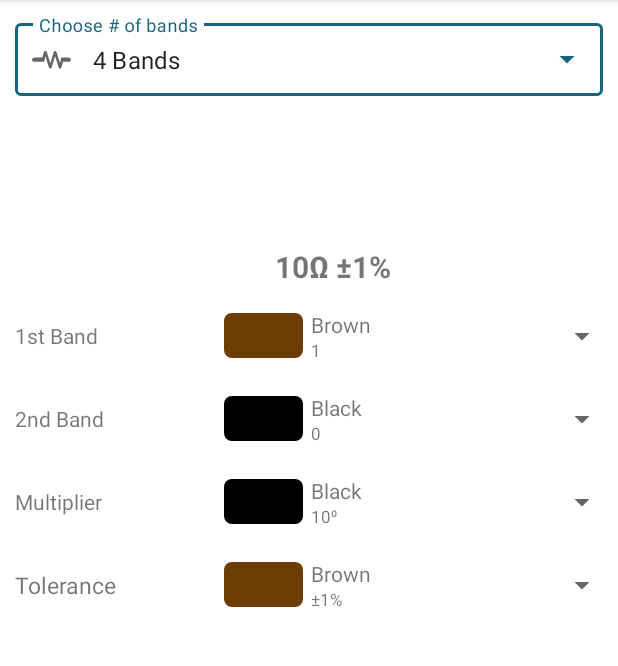
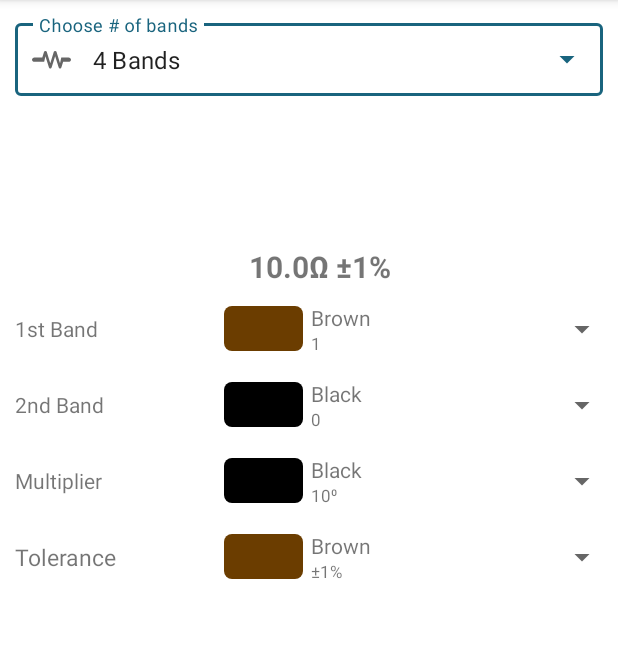
Before and after one commit to kl3jvi/rc-calc, an Android app: the screen it shows after launch (MainActivity), on a phone screen of 412 x 824 dp, the part 84-750 px from its top. Run offline under Robolectric (Android 15) with nearby library versions, the phone set to English and light mode, and no system bars; libraries missing offline, so code that uses them is left out: com.sdsmdg.harjot, com.yarolegovich.lovelydialog; 55 statements that could not run were skipped.

Commit message:
4 band is fully functional

```diff
--- a/app/src/main/java/com/kl3jvi/rcccalculator/MainActivity.java
+++ b/app/src/main/java/com/kl3jvi/rcccalculator/MainActivity.java
@@ -25,6 +25,7 @@ import com.sdsmdg.harjot.vectormaster.VectorMasterDrawable;
 import com.sdsmdg.harjot.vectormaster.models.PathModel;
 import com.yarolegovich.lovelydialog.LovelyStandardDialog;
 
+import java.text.DecimalFormat;
 import java.util.ArrayList;
 
 public class MainActivity extends AppCompatActivity {
@@ -36,7 +37,7 @@ public class MainActivity extends AppCompatActivity {
     private ColorAdapter temperatureAdapter;
     private TextView result,resultTolerance;
     private VectorMasterDrawable resistor_4, resistor_5, resistor_6;
-    private int[] fourBandSelections,fiveBandSelections,sixBandSelections;
+    private double[] fourBandSelections,fiveBandSelections,sixBandSelections;
     private AutoCompleteTextView td;
 
     @Override
@@ -123,7 +124,7 @@ public class MainActivity extends AppCompatActivity {
 
 
 
-        fourBandSelections = new int[3];
+        fourBandSelections = new double[3];
     }
 
     @Override
@@ -208,7 +209,7 @@ public class MainActivity extends AppCompatActivity {
             public void onItemSelected(AdapterView<?> parent, View view, int position, long id) {
                 int color = mttArray.get(position).getDrawable();
                 double no = mttArray.get(position).getNumber();
-                fourBandSelections[2] = (int) no;
+                fourBandSelections[2] = no;
 
                 PathModel res3_band4 = resistor_4.getPathModelByName("bm");
                 PathModel res5_band4 = resistor_5.getPathModelByName("bm");
@@ -222,7 +223,9 @@ public class MainActivity extends AppCompatActivity {
                 resistor_5.update();
                 resistor_6.update();
 
-                long resultatis = ArrayInitialiser.calculate4Band(fourBandSelections[0],fourBandSelections[1],fourBandSelections[2]);
+                DecimalFormat df2 = new DecimalFormat("#.##");
+                double resultatis = ArrayInitialiser.calculate4Band(fourBandSelections[0],fourBandSelections[1],fourBandSelections[2]);
+
                 result.setText(ArrayInitialiser.getRoughNumber(resultatis));
             }
 
@@ -276,8 +279,9 @@ public class MainActivity extends AppCompatActivity {
                 resistor_5.update();
                 resistor_6.update();
 
-                long resultatis = ArrayInitialiser.calculate4Band(fourBandSelections[0],fourBandSelections[1],fourBandSelections[2]);
-                result.setText(ArrayInitialiser.getRoughNumber(resultatis));
+                double resultat4band = ArrayInitialiser.calculate4Band(fourBandSelections[0],fourBandSelections[1],fourBandSelections[2]);
+                result.setText(ArrayInitialiser.getRoughNumber(resultat4band));
+
             }
 
             @Override
@@ -308,7 +312,7 @@ public class MainActivity extends AppCompatActivity {
                 resistor_5.update();
                 resistor_6.update();
 
-                long resultatis = ArrayInitialiser.calculate4Band(fourBandSelections[0],fourBandSelections[1],fourBandSelections[2]);
+                double resultatis = ArrayInitialiser.calculate4Band(fourBandSelections[0],fourBandSelections[1],fourBandSelections[2]);
                 result.setText(ArrayInitialiser.getRoughNumber(resultatis));
 
             }
--- a/app/src/main/java/com/kl3jvi/rcccalculator/utils/ArrayInitialiser.java
+++ b/app/src/main/java/com/kl3jvi/rcccalculator/utils/ArrayInitialiser.java
@@ -4,7 +4,8 @@ import android.graphics.Color;
 
 import com.kl3jvi.rcccalculator.adapters.ColorDetails;
 
-import java.text.DecimalFormat;
+import java.math.BigDecimal;
+import java.math.RoundingMode;
 import java.util.ArrayList;
 
 public class ArrayInitialiser {
@@ -39,7 +40,7 @@ public class ArrayInitialiser {
         arrays[2].add(new ColorDetails("Yellow", "10⁴", 10000, Color.parseColor("#FFFF00")));
         arrays[2].add(new ColorDetails("Green", "10⁵", 100000, Color.parseColor("#008000")));
         arrays[2].add(new ColorDetails("Blue", "10⁶", 1000000, Color.parseColor("#0000FF")));
-        arrays[2].add(new ColorDetails("Violet", "10⁷", 1000000, Color.parseColor("#EE82EE")));
+        arrays[2].add(new ColorDetails("Violet", "10⁷", 10000000, Color.parseColor("#EE82EE")));
         arrays[2].add(new ColorDetails("Grey", "10⁸", 100000000, Color.parseColor("#808080")));
         arrays[2].add(new ColorDetails("White", "10⁹", 1000000000, Color.parseColor("#FFFFFF")));
         arrays[2].add(new ColorDetails("Gold", "10⁻¹", 0.1, Color.parseColor("#b8860b")));
@@ -68,19 +69,24 @@ public class ArrayInitialiser {
         arrays[4].add(new ColorDetails("Grey", "1ppm/°C", 0, Color.parseColor("#808080")));
     }
 
-    public static String getRoughNumber(long value) {
+    public static String getRoughNumber(double value) {
         if (value <= 999) {
             return String.valueOf(value);
         }
 
         final String[] units = new String[]{"", "K", "M", "G"};
         int digitGroups = (int) (Math.log10(value) / Math.log10(1000));
-        return new DecimalFormat("#,##0.#").format(value / Math.pow(1000, digitGroups)) + "" + units[digitGroups];
-
+        BigDecimal bd = new BigDecimal(value / Math.pow(1000, digitGroups)).setScale(2, RoundingMode.HALF_UP);
+        double newVal = bd.doubleValue();
+        return newVal + "" + units[digitGroups];
     }
 
 
-    public static long calculate4Band(long band1,long band2,long multiplicator){
-        return ((band1*10)+band2) * multiplicator;
+    public static double calculate4Band(double band1, double band2, double multiplicator) {
+        return ((band1 * 10) + band2) * multiplicator;
+    }
+
+    public static double calculate5Band(double band1, double band2, double band3, double multiplicator) {
+        return (band1 + (band2 * 10) + (band3*100)) * multiplicator;
     }
 }
--- a/app/src/main/res/layout/activity_main.xml
+++ b/app/src/main/res/layout/activity_main.xml
@@ -16,19 +16,6 @@
         android:paddingEnd="10dp"
         android:weightSum="2">
 
-<!--        <TextView-->
-<!--            android:id="@+id/textView"-->
-<!--            android:layout_width="wrap_content"-->
-<!--            android:layout_height="wrap_content"-->
-<!--            android:layout_weight="1"-->
-<!--            android:text="Choose # of bands"-->
-<!--            android:textColor="@color/purple_700"-->
-<!--            android:textSize="16sp"-->
-<!--            android:textStyle="bold"-->
-<!--            app:layout_constraintEnd_toStartOf="@+id/spinner"-->
-<!--            app:layout_constraintStart_toStartOf="parent"-->
-<!--            app:layout_constraintTop_toTopOf="parent" />-->
-
         <com.google.android.material.textfield.TextInputLayout
             android:id="@+id/menu"
             style="@style/Widget.MaterialComponents.TextInputLayout.OutlinedBox.Dense.ExposedDropdownMenu"
@@ -39,7 +26,6 @@
 
             <AutoCompleteTextView
                 android:id="@+id/drp"
-
                 android:layout_width="match_parent"
                 android:layout_height="wrap_content"
                 android:inputType="none"
@@ -48,10 +34,8 @@
         </com.google.android.material.textfield.TextInputLayout>
         <Spinner
             android:id="@+id/spinBands"
-
             android:layout_width="0dp"
             android:layout_height="wrap_content"
-
             android:minHeight="48dp"
             app:layout_constraintEnd_toEndOf="parent"
             app:layout_constraintTop_toTopOf="parent"
@@ -109,7 +93,7 @@
             android:orientation="horizontal"
             android:paddingStart="10dp"
             android:paddingLeft="10dp"
-            android:paddingTop="10dp"
+            android:paddingTop="5dp"
             android:paddingBottom="0dp"
             android:weightSum="3">
 
@@ -136,7 +120,7 @@
             android:orientation="horizontal"
             android:paddingStart="10dp"
             android:paddingLeft="10dp"
-            android:paddingTop="10dp"
+            android:paddingTop="5dp"
             android:paddingBottom="0dp"
             android:weightSum="3">
 
@@ -163,7 +147,7 @@
             android:orientation="horizontal"
             android:paddingStart="10dp"
             android:paddingLeft="10dp"
-            android:paddingTop="10dp"
+            android:paddingTop="5dp"
             android:paddingBottom="0dp"
             android:weightSum="3">
 
@@ -190,7 +174,7 @@
             android:orientation="horizontal"
             android:paddingStart="10dp"
             android:paddingLeft="10dp"
-            android:paddingTop="10dp"
+            android:paddingTop="5dp"
             android:paddingBottom="0dp"
             android:weightSum="3">
 
@@ -217,7 +201,7 @@
             android:orientation="horizontal"
             android:paddingStart="10dp"
             android:paddingLeft="10dp"
-            android:paddingTop="10dp"
+            android:paddingTop="5dp"
             android:paddingBottom="0dp"
             android:weightSum="3">
 
@@ -244,7 +228,7 @@
             android:orientation="horizontal"
             android:paddingStart="10dp"
             android:paddingLeft="10dp"
-            android:paddingTop="10dp"
+            android:paddingTop="5dp"
             android:paddingBottom="0dp"
             android:weightSum="3">
 
```
